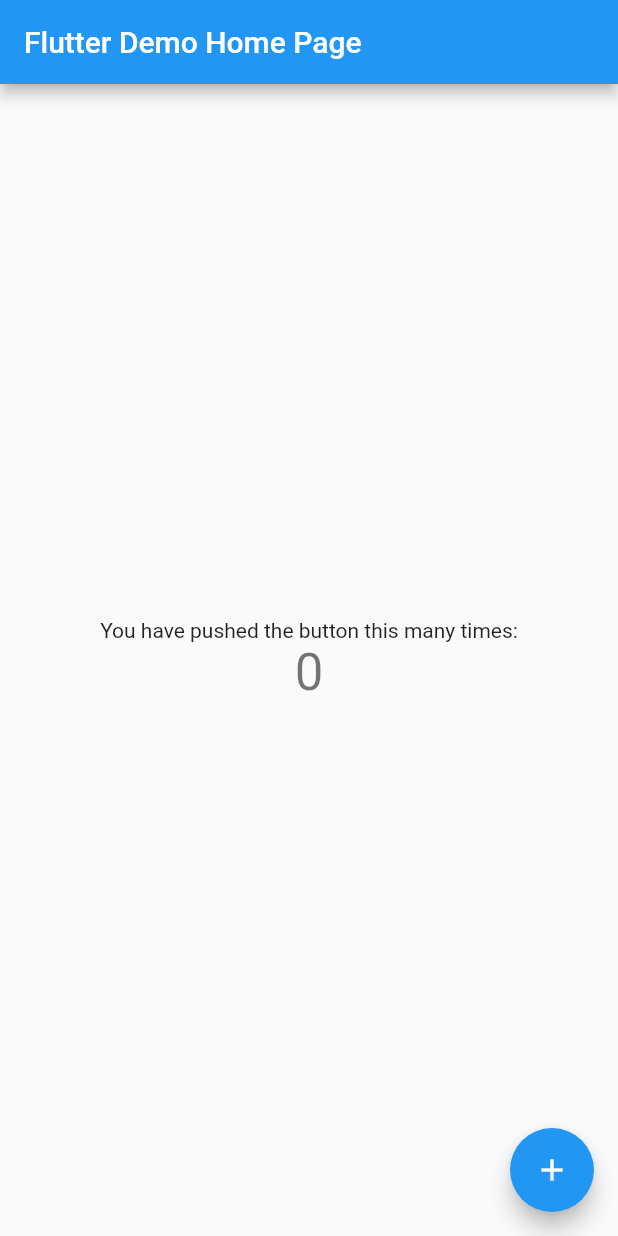
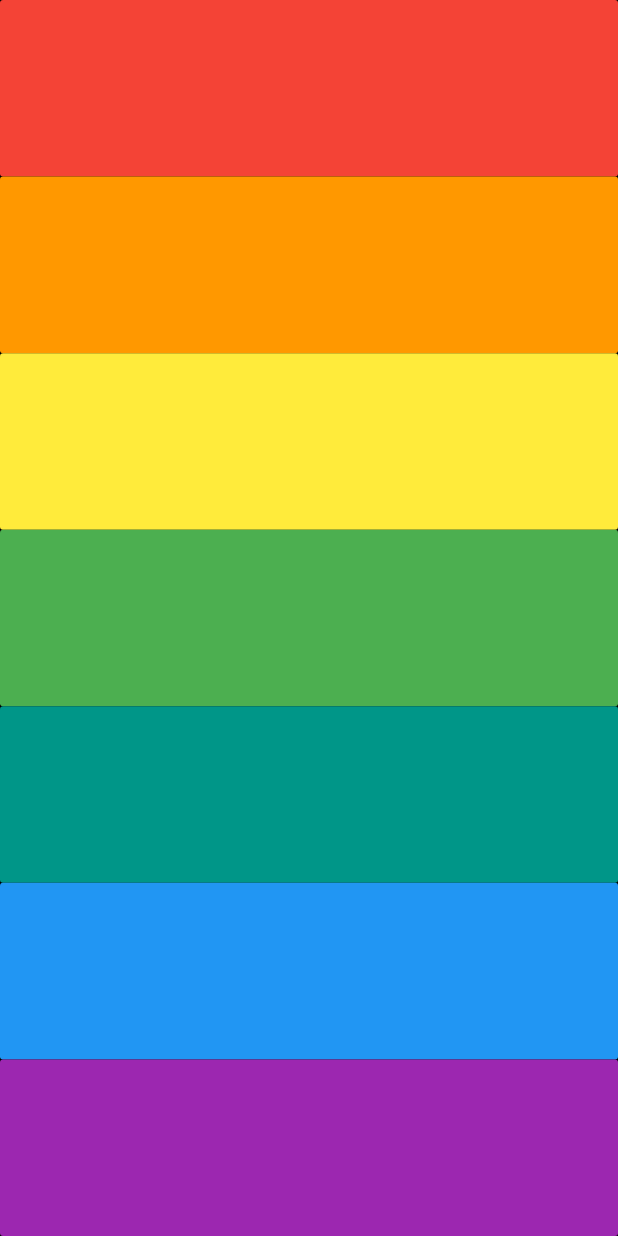
Before and after one commit to Thiago-LM/Xylophone, a Flutter app: the screen it shows after launch, on a phone screen of 412 x 824 dp. Run offline on Flutter 3.47's test engine with Material 2 defaults, Android fonts, the light colour scheme and no system bars; our stand-ins replace audioplayers.

Commit message:
Base app.

```diff
--- a/lib/main.dart
+++ b/lib/main.dart
@@ -1,117 +1,54 @@
 import 'package:flutter/material.dart';
+import 'package:audioplayers/audio_cache.dart';
 
 void main() {
   runApp(MyApp());
 }
 
 class MyApp extends StatelessWidget {
-  // This widget is the root of your application.
   @override
   Widget build(BuildContext context) {
     return MaterialApp(
-      title: 'Flutter Demo',
+      title: 'xylophone',
       theme: ThemeData(
-        // This is the theme of your application.
-        //
-        // Try running your application with "flutter run". You'll see the
-        // application has a blue toolbar. Then, without quitting the app, try
-        // changing the primarySwatch below to Colors.green and then invoke
-        // "hot reload" (press "r" in the console where you ran "flutter run",
-        // or simply save your changes to "hot reload" in a Flutter IDE).
-        // Notice that the counter didn't reset back to zero; the application
-        // is not restarted.
         primarySwatch: Colors.blue,
-        // This makes the visual density adapt to the platform that you run
-        // the app on. For desktop platforms, the controls will be smaller and
-        // closer together (more dense) than on mobile platforms.
         visualDensity: VisualDensity.adaptivePlatformDensity,
       ),
-      home: MyHomePage(title: 'Flutter Demo Home Page'),
+      home: MyHomePage(),
     );
   }
 }
 
-class MyHomePage extends StatefulWidget {
-  MyHomePage({Key key, this.title}) : super(key: key);
-
-  // This widget is the home page of your application. It is stateful, meaning
-  // that it has a State object (defined below) that contains fields that affect
-  // how it looks.
-
-  // This class is the configuration for the state. It holds the values (in this
-  // case the title) provided by the parent (in this case the App widget) and
-  // used by the build method of the State. Fields in a Widget subclass are
-  // always marked "final".
-
-  final String title;
-
-  @override
-  _MyHomePageState createState() => _MyHomePageState();
-}
-
-class _MyHomePageState extends State<MyHomePage> {
-  int _counter = 0;
-
-  void _incrementCounter() {
-    setState(() {
-      // This call to setState tells the Flutter framework that something has
-      // changed in this State, which causes it to rerun the build method below
-      // so that the display can reflect the updated values. If we changed
-      // _counter without calling setState(), then the build method would not be
-      // called again, and so nothing would appear to happen.
-      _counter++;
-    });
-  }
-
+class MyHomePage extends StatelessWidget {
+  final player = AudioCache();
+  final colors = <Color>[
+    Colors.red,
+    Colors.orange,
+    Colors.yellow,
+    Colors.green,
+    Colors.teal,
+    Colors.blue,
+    Colors.purple
+  ];
   @override
   Widget build(BuildContext context) {
-    // This method is rerun every time setState is called, for instance as done
-    // by the _incrementCounter method above.
-    //
-    // The Flutter framework has been optimized to make rerunning build methods
-    // fast, so that you can just rebuild anything that needs updating rather
-    // than having to individually change instances of widgets.
     return Scaffold(
-      appBar: AppBar(
-        // Here we take the value from the MyHomePage object that was created by
-        // the App.build method, and use it to set our appbar title.
-        title: Text(widget.title),
+      backgroundColor: Colors.black,
+      body: SafeArea(
+        child: LayoutBuilder(
+            builder: (BuildContext context, BoxConstraints constraints) {
+          return ListView.builder(
+              itemCount: colors.length,
+              itemBuilder: (BuildContext context, int index) {
+                return FlatButton(
+                  height: constraints.maxHeight / 7,
+                  color: colors[index],
+                  onPressed: () => player.play('note${index + 1}.wav'),
+                  child: Text(''),
+                );
+              });
+        }),
       ),
-      body: Center(
-        // Center is a layout widget. It takes a single child and positions it
-        // in the middle of the parent.
-        child: Column(
-          // Column is also a layout widget. It takes a list of children and
-          // arranges them vertically. By default, it sizes itself to fit its
-          // children horizontally, and tries to be as tall as its parent.
-          //
-          // Invoke "debug painting" (press "p" in the console, choose the
-          // "Toggle Debug Paint" action from the Flutter Inspector in Android
-          // Studio, or the "Toggle Debug Paint" command in Visual Studio Code)
-          // to see the wireframe for each widget.
-          //
-          // Column has various properties to control how it sizes itself and
-          // how it positions its children. Here we use mainAxisAlignment to
-          // center the children vertically; the main axis here is the vertical
-          // axis because Columns are vertical (the cross axis would be
-          // horizontal).
-          mainAxisAlignment: MainAxisAlignment.center,
-          children: <Widget>[
-            Text(
-              'You have pushed the button this many times:',
-            ),
-            Text(
-              '$_counter',
-              style: Theme.of(context).textTheme.headline4,
-            ),
-          ],
-        ),
-      ),
-      floatingActionButton: FloatingActionButton(
-        onPressed: _incrementCounter,
-        tooltip: 'Increment',
-        child: Icon(Icons.add),
-      ), // This trailing comma makes auto-formatting nicer for build methods.
     );
   }
 }
```
Also changed, not shown: 1 other file.
